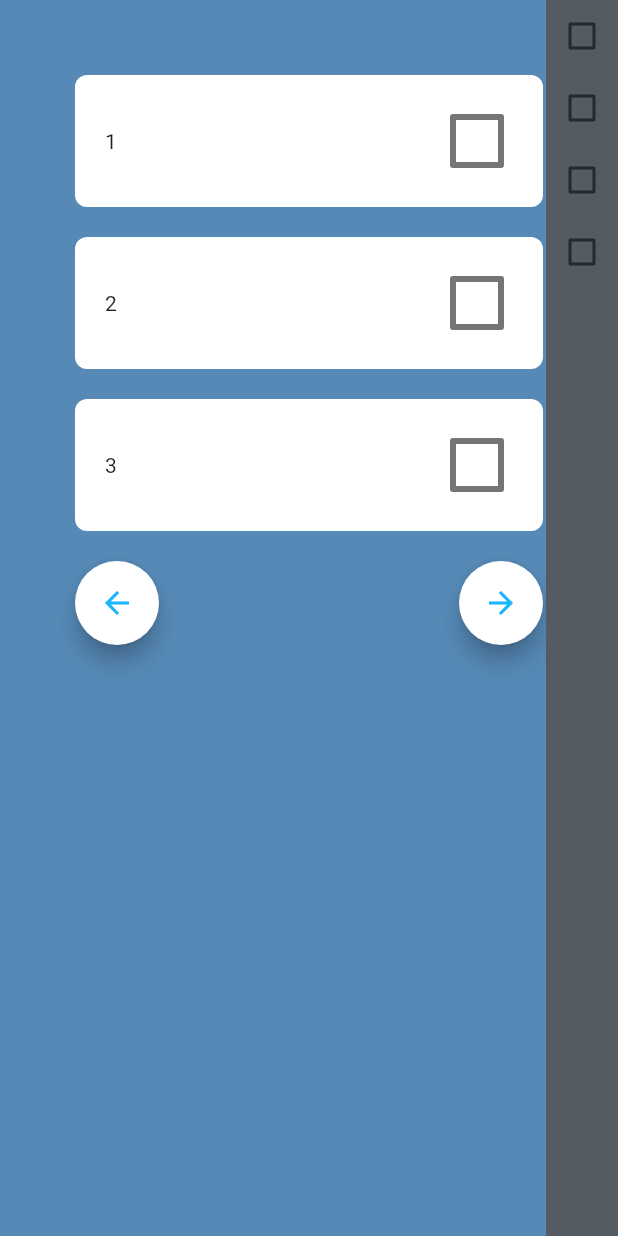
After one commit to rs-maker/Prospect, a Flutter app: the CheckListLayout screen opened directly, after a tap on the "arrow back" icon, on a phone screen of 412 x 824 dp. The commit adds this screen. Run offline on Flutter 3.47's test engine with Material 2 defaults, Android fonts, the phone set to English and light mode, and no system bars; our stand-ins replace flutter_bloc, rxdart.

Commit message:
began adding in the checklist feature decided to create a seperate navigation bloc to handle the checklist navigation

```diff
--- /dev/null
+++ b/lib/bloc/navigation/checknav_bloc.dart
@@ -0,0 +1,27 @@
+import 'package:flutter/cupertino.dart';
+import 'package:flutter_bloc/flutter_bloc.dart';
+import 'package:prospect/checklist/checklist_layout.dart';
+import 'package:prospect/checklist/questions/first_question.dart';
+import 'navigation_bloc.dart';
+
+enum NavigationEvent {
+  CheckListClickEvent,
+  FirstQuestionClickEvent,
+}
+
+class CheckListNav extends Bloc<NavigationEvent, NavigationStates> {
+  final Key checklistkey;
+  CheckListNav({this.checklistkey}) : super (FirstQuestion(checkListKey: checklistkey));
+
+  @override
+  Stream<NavigationStates> mapEventToState(NavigationEvent event) async* {
+    switch (event) {
+      case NavigationEvent.CheckListClickEvent:
+        yield CheckListLayout();
+        break;
+      case NavigationEvent.FirstQuestionClickEvent:
+        yield FirstQuestion();
+        break;
+    }
+  }
+}
--- a/lib/bloc/navigation/navigation_bloc.dart
+++ b/lib/bloc/navigation/navigation_bloc.dart
@@ -1,4 +1,6 @@
 import 'package:flutter_bloc/flutter_bloc.dart';
+import 'package:prospect/checklist/checklist_layout.dart';
+import 'package:prospect/checklist/questions/first_question.dart';
 import 'package:prospect/pages/fifth_page.dart';
 import 'package:prospect/pages/first_page.dart';
 import 'package:prospect/pages/fourth_page.dart';
@@ -15,12 +17,16 @@ enum NavigationEvent {
   FourthPageClickEvent,
   FifthPageClickEvent,
   SixthPageClickEvent,
+
+  CheckListClickEvent,
+  FirstQuestionClickEvent,
 }
 
 abstract class NavigationStates {}
 
 class NavigationBloc extends Bloc<NavigationEvent, NavigationStates> {
   NavigationBloc() : super(HomePage());
+  NavigationBloc.question(key) : super (FirstQuestion(checkListKey: key));
 
   @override
   Stream<NavigationStates> mapEventToState(NavigationEvent event) async* {
@@ -46,6 +52,12 @@ class NavigationBloc extends Bloc<NavigationEvent, NavigationStates> {
       case NavigationEvent.SixthPageClickEvent:
         yield SixthPage();
         break;
+      case NavigationEvent.CheckListClickEvent:
+        yield CheckListLayout();
+        break;
+      case NavigationEvent.FirstQuestionClickEvent:
+        yield FirstQuestion();
+        break;
     }
   }
 }
--- /dev/null
+++ b/lib/checklist/checklist.dart
@@ -0,0 +1,36 @@
+import 'dart:collection';
+
+import 'package:flutter/material.dart';
+
+class CheckList extends StatefulWidget {
+  const CheckList({Key key}) : super(key: key);
+
+  @override
+  CheckListState createState() => CheckListState();
+}
+
+class CheckListState extends State<CheckList> {
+  LinkedHashMap<int, bool> checkmarks = initialiseMap(4);
+
+  @override
+  Widget build(BuildContext context) {
+    return Container(
+      color: Theme.of(context).dividerColor,
+      child: Column(
+        children: [
+          Checkbox(value: checkmarks[0], onChanged: (value) {}),
+          Checkbox(value: checkmarks[1], onChanged: (value) {}),
+          Checkbox(value: checkmarks[2], onChanged: (value) {}),
+          Checkbox(value: checkmarks[3], onChanged: (value) {}),
+        ],
+      ),
+    );
+  }
+  static Map<int,bool> initialiseMap(int num){
+    LinkedHashMap<int,bool> map =  new LinkedHashMap();
+    for(int i = 0; i < num; i++){
+      map.putIfAbsent(i, () => false);
+    }
+    return map;
+  }
+}
--- /dev/null
+++ b/lib/checklist/checklist_layout.dart
@@ -0,0 +1,31 @@
+import 'package:flutter/material.dart';
+import 'package:flutter_bloc/flutter_bloc.dart';
+import 'package:prospect/bloc/navigation/checknav_bloc.dart';
+import 'package:prospect/bloc/navigation/navigation_bloc.dart';
+import 'checklist.dart';
+
+class CheckListLayout extends StatelessWidget with NavigationStates {
+  final GlobalKey<CheckListState> _key = GlobalKey();
+
+  @override
+  Widget build(BuildContext context) {
+    return BlocProvider<CheckListNav>(
+        create: (context) => CheckListNav(checklistkey: _key),
+        child: Scaffold(
+          body: Stack(
+            children: <Widget>[
+              BlocBuilder<CheckListNav, NavigationStates>(
+                builder: (context, navigationState) {
+                  return navigationState as Widget;
+                },
+              ),
+              Align(
+                  alignment: Alignment.topRight,
+                  child: CheckList(
+                    key: _key,
+                  )),
+            ],
+          ),
+        ));
+  }
+}
--- /dev/null
+++ b/lib/checklist/questions/first_question.dart
@@ -0,0 +1,7 @@
+import 'package:flutter/cupertino.dart';
+import 'package:prospect/checklist/questions/question_layout.dart';
+
+class FirstQuestion extends QuestionLayout {
+  final List<String> questions = ["1","2","3"];
+  FirstQuestion({Key key, Key checkListKey}) : super(key: key,checkListKey: checkListKey);
+}
--- /dev/null
+++ b/lib/checklist/questions/question_layout.dart
@@ -0,0 +1,69 @@
+import 'package:flutter/material.dart';
+import 'package:prospect/bloc/navigation/navigation_bloc.dart';
+
+class QuestionLayout extends StatelessWidget with NavigationStates {
+  final List<String> questions;
+  final Key checkListKey;
+  const QuestionLayout({Key key, this.questions, this.checkListKey}) : super(key: key);
+
+  @override
+  Widget build(BuildContext context) {
+    return Container(
+      color: Theme.of(context).backgroundColor,
+      padding: const EdgeInsets.all(50),
+      child: ListView(
+          children: _buildQuestions(context) +
+              [
+                Row(children: [
+                  Align(
+                      alignment: Alignment.centerLeft,
+                      child: FloatingActionButton(
+                        child: Icon(
+                          Icons.arrow_back,
+                          color: Theme.of(context).secondaryHeaderColor,
+                        ),
+                        onPressed: () {},
+                        backgroundColor: Theme.of(context).indicatorColor,
+                      )),
+                  Expanded(
+                      child: Padding(
+                    padding: const EdgeInsets.only(right: 0),
+                  )),
+                  Align(
+                      alignment: Alignment.centerRight,
+                      child: FloatingActionButton(
+                        child: Icon(
+                          Icons.arrow_forward,
+                          color: Theme.of(context).secondaryHeaderColor,
+                        ),
+                        onPressed: () {},
+                        backgroundColor: Theme.of(context).indicatorColor,
+                      )),
+                ]),
+              ]),
+    );
+  }
+
+  List<Widget> _buildQuestions(context) {
+    List<Widget> ret = [];
+    questions.forEach((element) {
+      ret.add(Container(
+        padding: const EdgeInsets.all(20),
+        decoration: BoxDecoration(
+          borderRadius: BorderRadius.circular(8),
+          color: Theme.of(context).scaffoldBackgroundColor,
+        ),
+        child: Row(
+          children: [
+            Expanded(child: Text(element)),
+            Transform.scale(
+                scale: 2.0,
+                child: Checkbox(value: false, onChanged: (value) {})),
+          ],
+        ),
+      ));
+      ret.add(Padding(padding: const EdgeInsets.only(bottom: 20)));
+    });
+    return ret;
+  }
+}
--- a/lib/sidebar/sidebar.dart
+++ b/lib/sidebar/sidebar.dart
@@ -91,10 +91,19 @@ class _SideBarState extends State<SideBar> with SingleTickerProviderStateMixin {
                       navigatePage(NavigationEvent.HomePageClickEvent);
                     },
                   ),
+                  SideBarItem(
+                    iconData: Icons.check_box,
+                    title: "Checklist",
+                    method: () {
+                      if (_key.currentState.isDropDownOpened)
+                        _key.currentState.onButtonPressed();
+                      navigatePage(NavigationEvent.CheckListClickEvent);
+                    },
+                  ),
                   CustomDropDown(
-                    key: _key,
                     //this global Key allows us to close the drop down when a button in the sidebar is pressed -> eventually it would be cool if the drop down could stay open and stick with the sidebar
-                    // TODO: this should not happen in this class. we should pass CustomDropDown a reference to Sidebar and create a navigation function inside the DropDownItem class
+                  key: _key,
+                    // TODO: the following should not happen in this class. we should pass CustomDropDown a reference to Sidebar and create a navigation function inside the DropDownItem class
                     // ^ turns out this is a lot more complicated than it seems at first glance
                     items: [
                       //when creating DropDownItems here be aware that they are changed in dropdown_container class before being displayed
```
